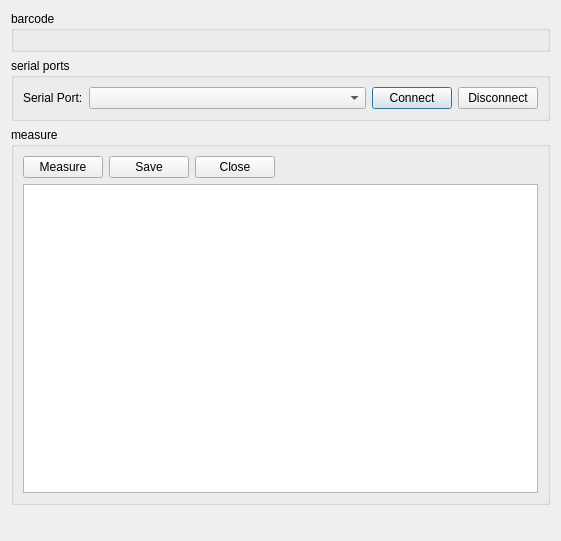
Qt form src/prototype/Audiometer/MainWindow.ui (inglis-dl/cypress) before a commit.
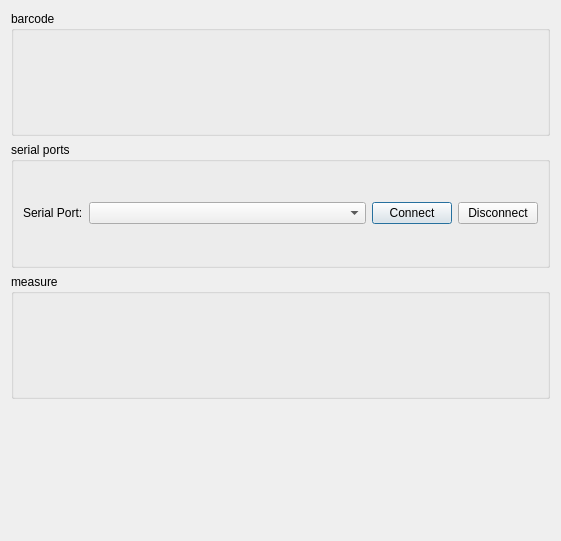
The same form after that commit. Custom widgets are drawn as their Qt base class.

Commit message: WIP: major UI refactor - add MeasurementWidget - various other cleanup actions

Diff of the .ui file:
```diff
--- a/src/prototype/Audiometer/MainWindow.ui
+++ b/src/prototype/Audiometer/MainWindow.ui
@@ -95,77 +95,7 @@
      </property>
      <layout class="QVBoxLayout" name="verticalLayout_3">
       <item>
-       <layout class="QHBoxLayout" name="measurmentControlHhorizontalLayout">
-        <item>
-         <widget class="QPushButton" name="measureButton">
-          <property name="text">
-           <string>Measure</string>
-          </property>
-         </widget>
-        </item>
-        <item>
-         <widget class="QPushButton" name="saveButton">
-          <property name="sizePolicy">
-           <sizepolicy hsizetype="Minimum" vsizetype="Fixed">
-            <horstretch>0</horstretch>
-            <verstretch>0</verstretch>
-           </sizepolicy>
-          </property>
-          <property name="text">
-           <string>Save</string>
-          </property>
-         </widget>
-        </item>
-        <item>
-         <widget class="QPushButton" name="closeButton">
-          <property name="text">
-           <string>Close</string>
-          </property>
-         </widget>
-        </item>
-        <item>
-         <spacer name="horizontalSpacer_3">
-          <property name="orientation">
-           <enum>Qt::Horizontal</enum>
-          </property>
-          <property name="sizeHint" stdset="0">
-           <size>
-            <width>40</width>
-            <height>20</height>
-           </size>
-          </property>
-         </spacer>
-        </item>
-       </layout>
-      </item>
-      <item>
-       <layout class="QHBoxLayout" name="measurementTableHorizontalLayout">
-        <item>
-         <widget class="QTableView" name="testdataTableView">
-          <property name="verticalScrollBarPolicy">
-           <enum>Qt::ScrollBarAlwaysOff</enum>
-          </property>
-          <property name="horizontalScrollBarPolicy">
-           <enum>Qt::ScrollBarAlwaysOff</enum>
-          </property>
-          <property name="autoScroll">
-           <bool>false</bool>
-          </property>
-          <property name="editTriggers">
-           <set>QAbstractItemView::NoEditTriggers</set>
-          </property>
-          <property name="showDropIndicator" stdset="0">
-           <bool>false</bool>
-          </property>
-          <property name="dragDropOverwriteMode">
-           <bool>false</bool>
-          </property>
-          <property name="selectionMode">
-           <enum>QAbstractItemView::NoSelection</enum>
-          </property>
-         </widget>
-        </item>
-       </layout>
+       <widget class="MeasureWidget" name="measureWidget" native="true"/>
       </item>
      </layout>
     </widget>
@@ -186,6 +116,12 @@
    <header>../../widgets/BarcodeWidget.h</header>
    <container>1</container>
   </customwidget>
+  <customwidget>
+   <class>MeasureWidget</class>
+   <extends>QWidget</extends>
+   <header>../../widgets/MeasureWidget.h</header>
+   <container>1</container>
+  </customwidget>
  </customwidgets>
  <includes>
   <include location="local">../../widgets/BarcodeWidget.h</include>
```
Left out of the diff: 1 changed line with no effect on the pictures. The commit also changes 106 other files.
